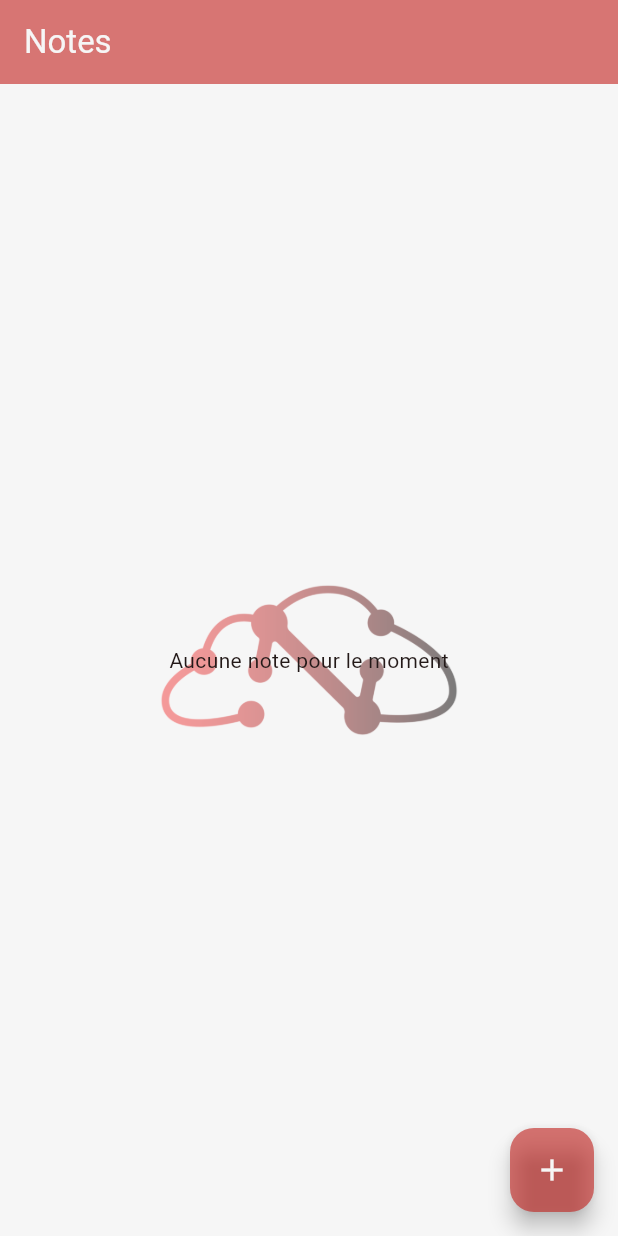
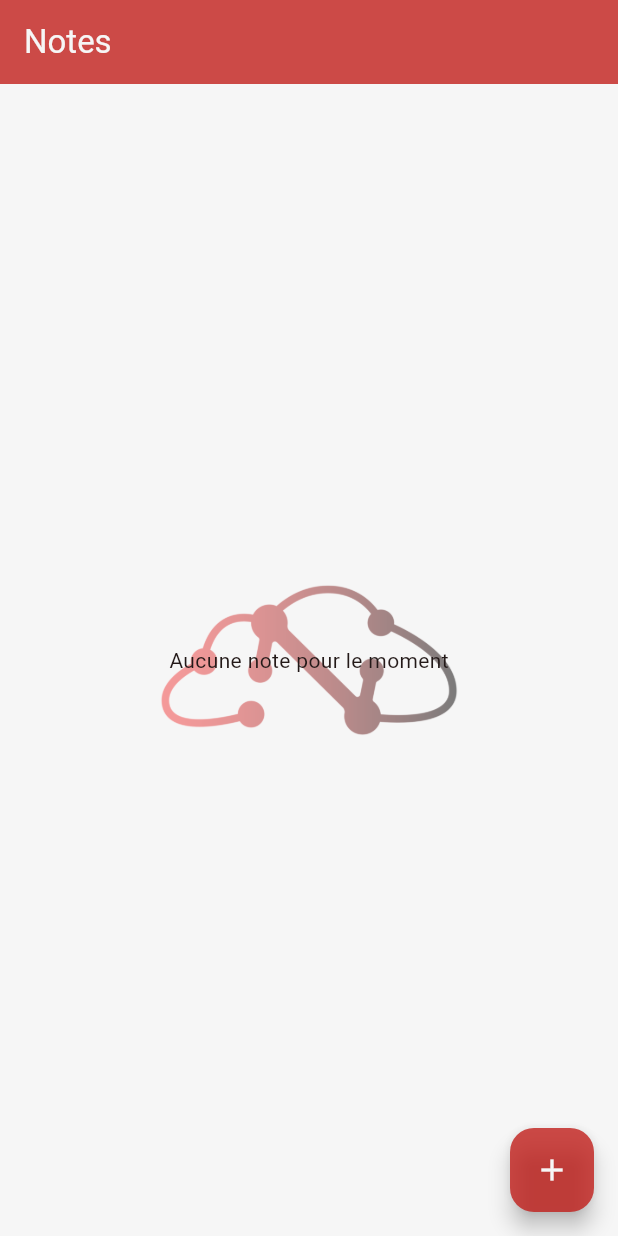
Before and after one commit to nhitec/N-HiTec-Flutter-tutorial, a Flutter app: the screen it shows after launch, on a phone screen of 412 x 824 dp. Run offline on Flutter 3.47's test engine with Material 3 defaults, Android fonts, the phone set to English and light mode, and no system bars; our stand-ins replace sqflite, sqflite_common_ffi; accounts and stored records are empty.

Commit message:
fix: light colors

```diff
--- a/formation/lib/main.dart
+++ b/formation/lib/main.dart
@@ -35,11 +35,15 @@ class MyApp extends StatelessWidget {
       colorScheme: colorScheme,
       scaffoldBackgroundColor: colorScheme.surface,
       appBarTheme: AppBarTheme(
-        backgroundColor: nhitecRed.withAlpha(150),
+        backgroundColor: brightness == Brightness.light
+            ? nhitecRed.withAlpha(200)
+            : nhitecRed.withAlpha(150),
         foregroundColor: nhitecLight,
       ),
       floatingActionButtonTheme: FloatingActionButtonThemeData(
-        backgroundColor: nhitecRed.withAlpha(150),
+        backgroundColor: brightness == Brightness.light
+            ? nhitecRed.withAlpha(200)
+            : nhitecRed.withAlpha(150),
         foregroundColor: nhitecLight,
       ),
       textTheme: TextTheme(
```
